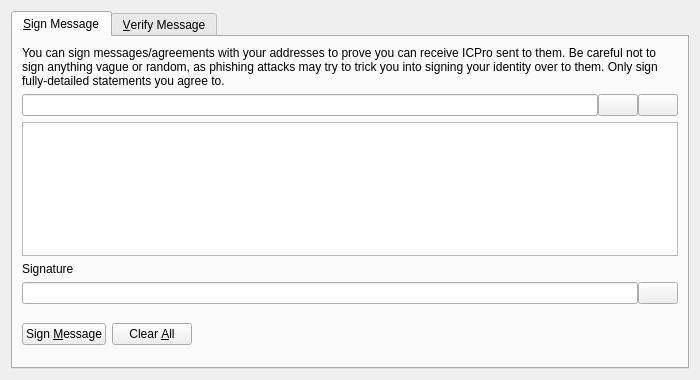
Before: the Qt Designer form src/qt/forms/signverifymessagedialog.ui in investmentblockchain/IBP-Core, drawn with Qt 5.
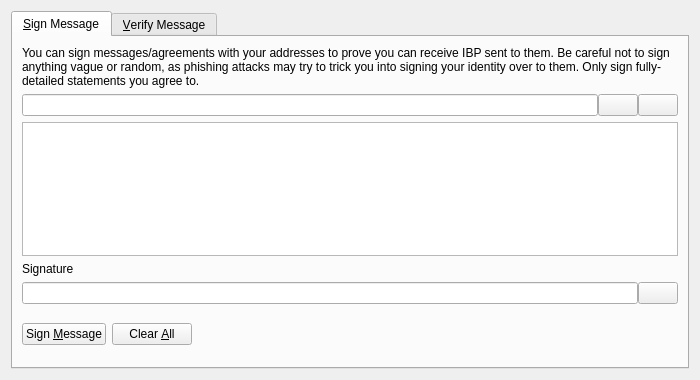
After: the same form once the commit is applied. Custom widgets are drawn as their Qt base class.

```diff
--- a/src/qt/forms/signverifymessagedialog.ui
+++ b/src/qt/forms/signverifymessagedialog.ui
@@ -30,7 +30,7 @@
        <item>
         <widget class="QLabel" name="infoLabel_SM">
          <property name="text">
-          <string>You can sign messages/agreements with your addresses to prove you can receive ICPro sent to them. Be careful not to sign anything vague or random, as phishing attacks may try to trick you into signing your identity over to them. Only sign fully-detailed statements you agree to.</string>
+          <string>You can sign messages/agreements with your addresses to prove you can receive IBP sent to them. Be careful not to sign anything vague or random, as phishing attacks may try to trick you into signing your identity over to them. Only sign fully-detailed statements you agree to.</string>
          </property>
          <property name="textFormat">
           <enum>Qt::PlainText</enum>
```
Left out of the diff: 8 changed lines with no effect on the pictures.
